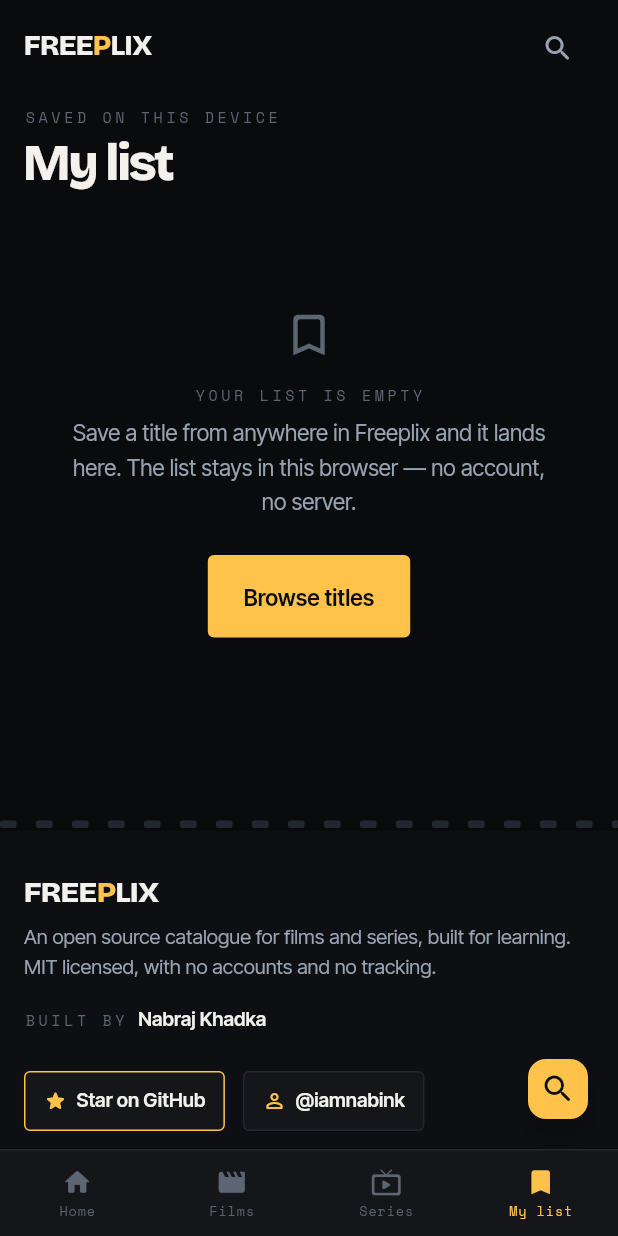
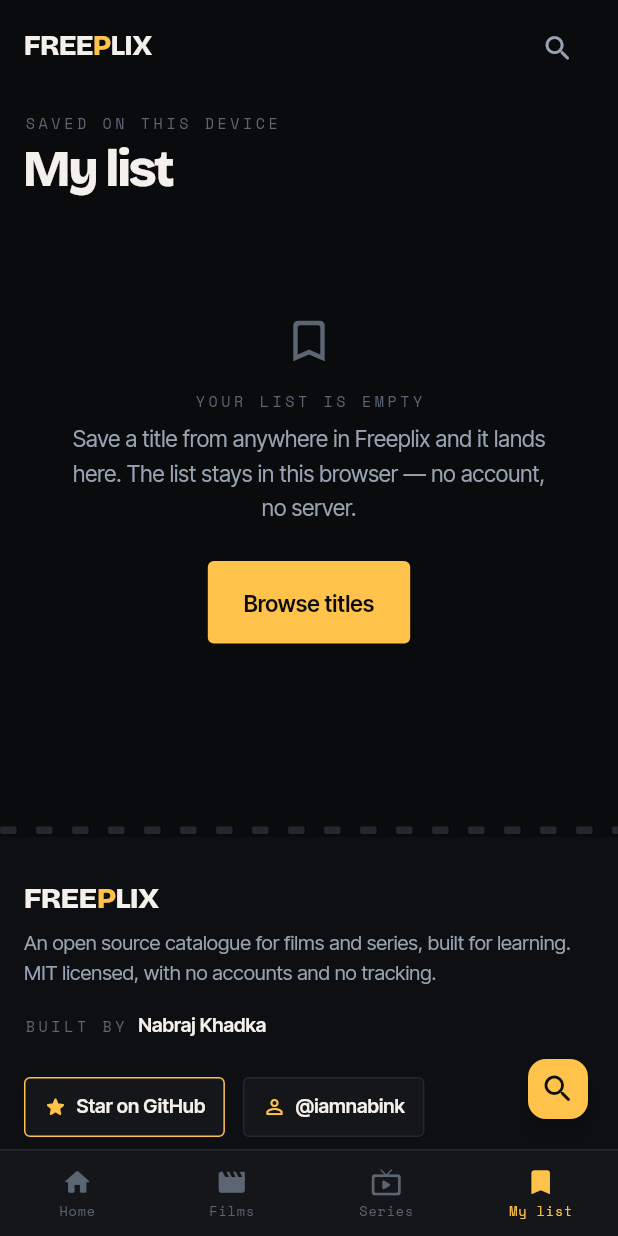
Before and after one commit to iamnabink/Freeplix, a Flutter app: the screen it shows after launch, item 4 of the bottom bar chosen, on a phone screen of 412 x 824 dp. Run offline on Flutter 3.47's test engine with Material 3 defaults, Android fonts, the phone set to English and light mode, and no system bars; our stand-ins replace bloc, cached_network_image, dio, equatable, flutter_bloc, flutter_hooks and 3 more; missing offline and left inert: dart:ui_web; generated files the repository leaves out were written again; network calls fail.

Commit message:
fix: repair the mobile layout without touching the wide one
The details banner pinned its copy inside a fixed 340px Stack on phones, so
a long synopsis overflowed by ~280px and dropped the Watch button on top of
the cast row — which is why tapping it did nothing. On compact the artwork
now takes a band at the top and the copy flows beneath it, so the height
follows the content.

Pages were clearing the header with a guessed constant while the shell
strips their top padding, so the wordmark collided with page headings. The
shell now publishes its measured height and pages clear that instead.

Also: an empty continue-watching row no longer costs its outer padding, and
the carousel's scroll arrows are built only where a pointer exists — at
opacity zero they still occupied layout and were truncating row titles.

The filter sheet is capped at 70% height and 720px wide so it sits below
rather than climbing the page.

Every change is behind a width guard; the wide layout keeps its 520px
banner, scrim, poster and arrows.

Co-Authored-By: Claude Opus 5 (1M context) <noreply@anthropic.com>

```diff
--- a/lib/core/widgets/media_row.dart
+++ b/lib/core/widgets/media_row.dart
@@ -121,6 +121,7 @@ class _RowHeader extends StatelessWidget {
           TextButton(onPressed: onSeeAll, child: const Text('See all')),
         ],
         const Spacer(),
+        if (MediaQuery.sizeOf(context).width >= Breakpoints.compact)
           AnimatedOpacity(
             duration: Motion.fast,
             opacity: showControls ? 1 : 0,
--- a/lib/features/browse/view/browse_page.dart
+++ b/lib/features/browse/view/browse_page.dart
@@ -15,6 +15,7 @@ import 'package:freeplix/features/browse/bloc/browse_cubit.dart';
 import 'package:freeplix/features/browse/widgets/filter_chip_tile.dart';
 import 'package:freeplix/features/browse/widgets/filter_sheet.dart';
 import 'package:freeplix/shell/view/app_footer.dart';
+import 'package:freeplix/shell/view/app_shell.dart';
 import 'package:freeplix/shell/view/page_padding.dart';
 import 'package:go_router/go_router.dart';
 
@@ -122,7 +123,7 @@ class _Header extends StatelessWidget {
     return Column(
       crossAxisAlignment: CrossAxisAlignment.start,
       children: [
-        SizedBox(height: isCompact ? Insets.xxxl : Insets.xxxl + Insets.md),
+        SizedBox(height: ShellChrome.of(context) + Insets.lg),
         const Eyebrow('Browse the catalogue'),
         const SizedBox(height: Insets.xs),
         Row(
--- a/lib/features/search/view/search_page.dart
+++ b/lib/features/search/view/search_page.dart
@@ -10,6 +10,7 @@ import 'package:freeplix/core/widgets/state_views.dart';
 import 'package:freeplix/data/repositories/tmdb_repository.dart';
 import 'package:freeplix/features/search/bloc/search_cubit.dart';
 import 'package:freeplix/shell/view/app_footer.dart';
+import 'package:freeplix/shell/view/app_shell.dart';
 import 'package:freeplix/shell/view/page_padding.dart';
 import 'package:go_router/go_router.dart';
 
@@ -54,7 +55,7 @@ class SearchView extends HookWidget {
               crossAxisAlignment: CrossAxisAlignment.start,
               children: [
                 SizedBox(
-                  height: isCompact ? Insets.xxxl : Insets.xxxl + Insets.md,
+                  height: ShellChrome.of(context) + Insets.lg,
                 ),
                 const Eyebrow('Search the catalogue'),
                 const SizedBox(height: Insets.xs),
--- a/lib/features/watchlist/view/watchlist_page.dart
+++ b/lib/features/watchlist/view/watchlist_page.dart
@@ -7,6 +7,7 @@ import 'package:freeplix/core/widgets/meta_bar.dart';
 import 'package:freeplix/core/widgets/state_views.dart';
 import 'package:freeplix/features/watchlist/bloc/watchlist_cubit.dart';
 import 'package:freeplix/shell/view/app_footer.dart';
+import 'package:freeplix/shell/view/app_shell.dart';
 import 'package:freeplix/shell/view/page_padding.dart';
 import 'package:go_router/go_router.dart';
 
@@ -27,7 +28,7 @@ class WatchlistPage extends StatelessWidget {
                   crossAxisAlignment: CrossAxisAlignment.start,
                   children: [
                     SizedBox(
-                      height: isCompact ? Insets.xxxl : Insets.xxxl + Insets.md,
+                      height: ShellChrome.of(context) + Insets.lg,
                     ),
                     const Eyebrow('Saved on this device'),
                     const SizedBox(height: Insets.xs),
--- a/lib/shell/view/app_shell.dart
+++ b/lib/shell/view/app_shell.dart
@@ -6,6 +6,28 @@ import 'package:freeplix/core/theme/app_typography.dart';
 import 'package:freeplix/core/widgets/wordmark.dart';
 import 'package:freeplix/shell/view/page_padding.dart';
 import 'package:go_router/go_router.dart';
+
+/// The height the shell's header occupies, published so pages can clear it
+/// instead of hard-coding a number that drifts out of date.
+class ShellChrome extends InheritedWidget {
+  const ShellChrome({
+    required this.headerHeight,
+    required super.child,
+    super.key,
+  });
+
+  final double headerHeight;
+
+  static double of(BuildContext context) =>
+      context
+          .dependOnInheritedWidgetOfExactType<ShellChrome>()
+          ?.headerHeight ??
+      0;
+
+  @override
+  bool updateShouldNotify(ShellChrome oldWidget) =>
+      oldWidget.headerHeight != headerHeight;
+}
 
 class NavDestination {
   const NavDestination(this.label, this.path, this.icon);
@@ -37,6 +59,10 @@ class AppShell extends HookWidget {
     final isCompact = width < Breakpoints.compact;
     final location = GoRouterState.of(context).uri.path;
 
+    // Status bar inset plus the bar's own content height.
+    final headerHeight =
+        MediaQuery.paddingOf(context).top + (isCompact ? 52.0 : 58.0);
+
     return Scaffold(
       backgroundColor: AppColors.ink,
       body: NotificationListener<ScrollUpdateNotification>(
@@ -52,7 +78,7 @@ class AppShell extends HookWidget {
               child: MediaQuery.removePadding(
                 context: context,
                 removeTop: true,
-                child: child,
+                child: ShellChrome(headerHeight: headerHeight, child: child),
               ),
             ),
             Positioned(
```
Also changed, not shown: lib/features/browse/widgets/filter_sheet.dart (+6 -1 lines), lib/features/details/view/details_page.dart (+37 -1 lines), lib/features/watchlist/widgets/continue_watching_row.dart (+7 -3 lines), ss/phone1.png (added), ss/phone2.png (added), 1 other file. Lines whose indentation alone changed are shown as unchanged.
